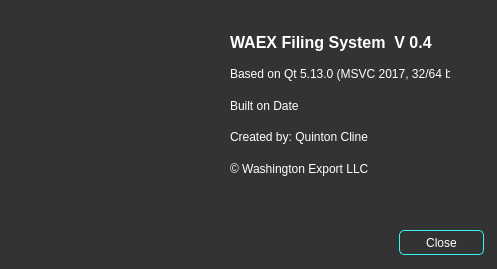
Above: WaExport/aboutwindow.ui from qrcline/WAEX_File_Organizer before the change. Below: the same form after it.
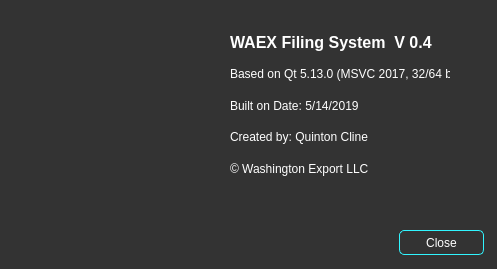
That is the form after the change.

```diff
--- a/WaExport/aboutwindow.ui
+++ b/WaExport/aboutwindow.ui
@@ -112,7 +112,7 @@
        <string notr="true">color: rgb(255, 255, 255);</string>
       </property>
       <property name="text">
-       <string>Built on Date</string>
+       <string>Built on Date: 5/14/2019</string>
       </property>
      </widget>
     </item>
```
